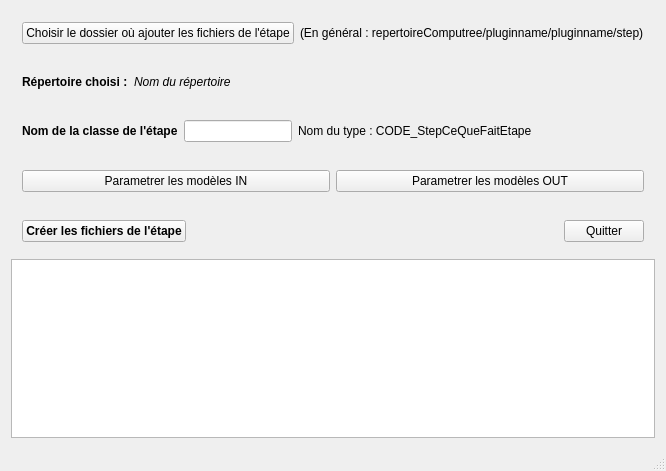
Before: the Qt Designer form stepcreatorv2/mainwindow.ui in computree/computree-v3, drawn with Qt 5.
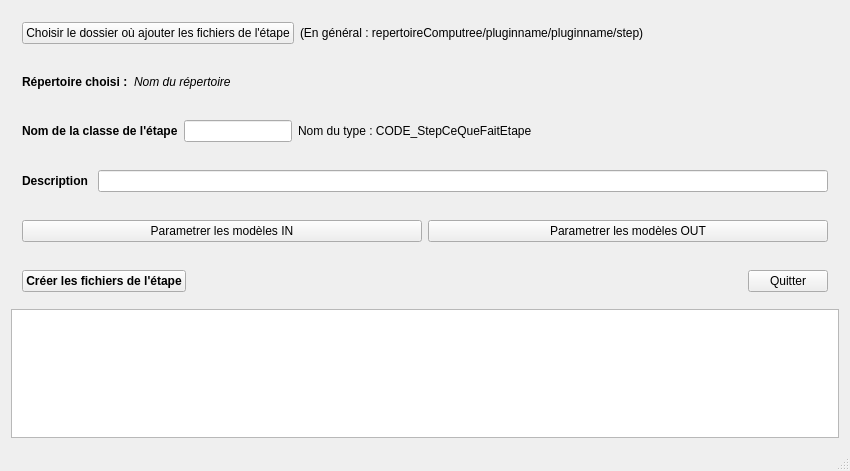
After: the same form once the commit is applied.

Patch:
```diff
--- a/stepcreatorv2/mainwindow.ui
+++ b/stepcreatorv2/mainwindow.ui
@@ -6,7 +6,7 @@
    <rect>
     <x>0</x>
     <y>0</y>
-    <width>642</width>
+    <width>850</width>
     <height>471</height>
    </rect>
   </property>
@@ -144,6 +144,28 @@
       </layout>
      </widget>
     </item>
+    <item>
+     <widget class="QWidget" name="widget_6" native="true">
+      <layout class="QHBoxLayout" name="horizontalLayout_6">
+       <item>
+        <widget class="QLabel" name="label_4">
+         <property name="font">
+          <font>
+           <weight>75</weight>
+           <bold>true</bold>
+          </font>
+         </property>
+         <property name="text">
+          <string>Description </string>
+         </property>
+        </widget>
+       </item>
+       <item>
+        <widget class="QLineEdit" name="description"/>
+       </item>
+      </layout>
+     </widget>
+    </item>
     <item>
      <widget class="QWidget" name="widget_4" native="true">
       <layout class="QHBoxLayout" name="horizontalLayout_4">
```
